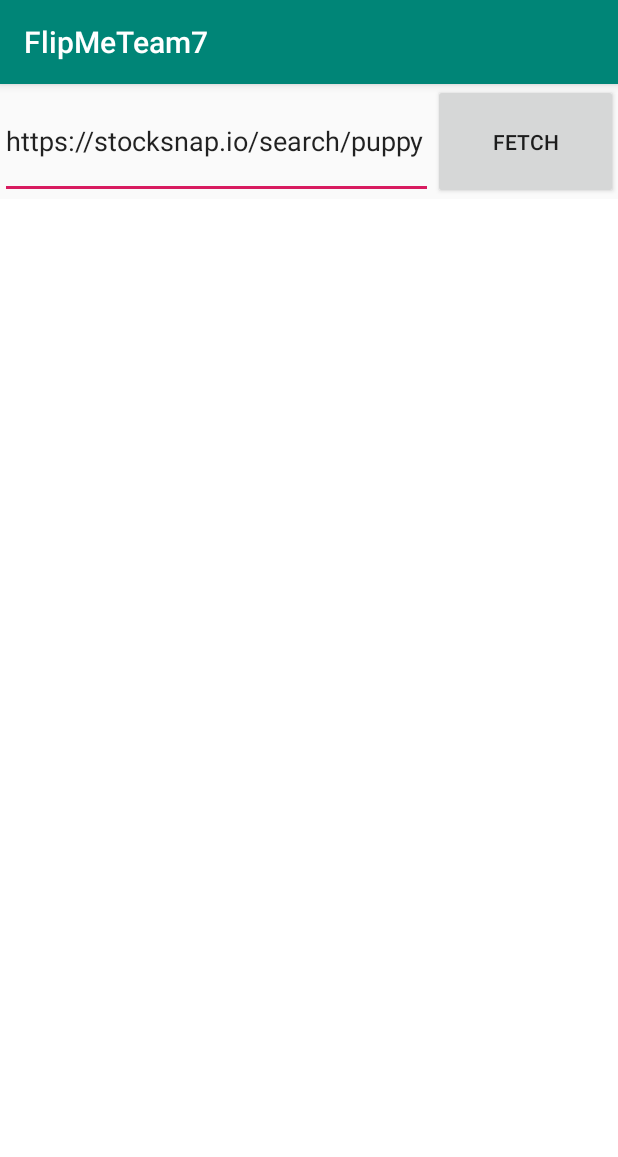
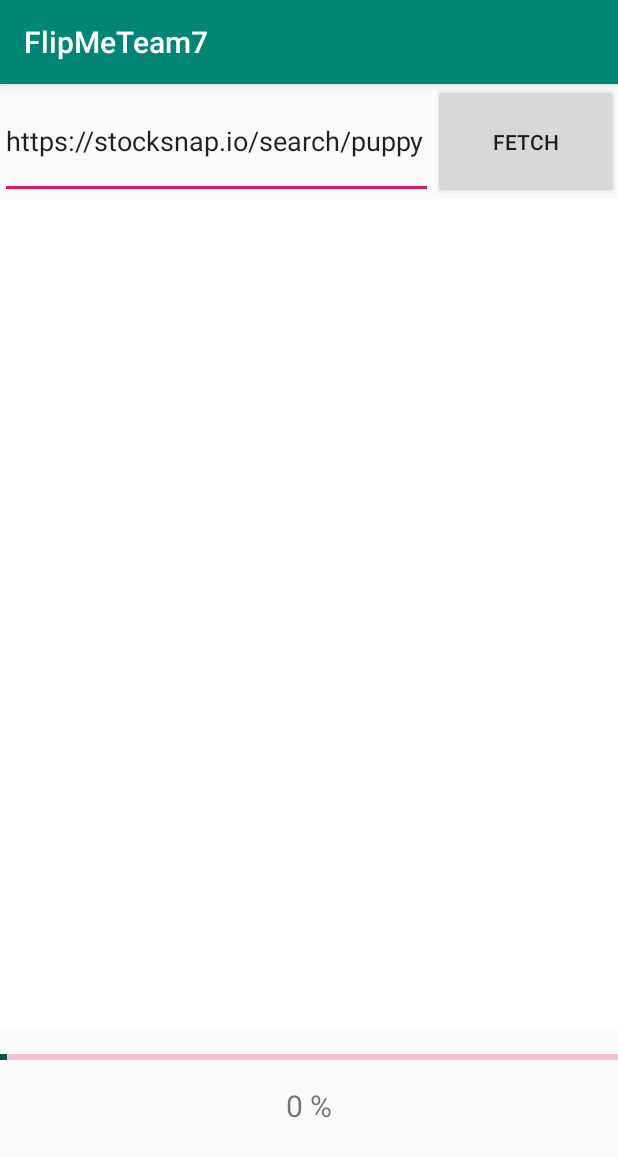
Before and after one commit to yeoweizheng/FlipMeTeam7, an Android app: the ChooseImageActivity screen opened directly, with no data from a screen before it, on a phone screen of 412 x 824 dp. Shown: the top 1157 px of the screen. Run offline under Robolectric (Android 15) with nearby library versions, the phone set to English and light mode, and no system bars.

Commit message:
ProgressBar

```diff
--- a/app/src/main/java/sg/edu/nus/flipmeteam7/ChooseImageActivity.java
+++ b/app/src/main/java/sg/edu/nus/flipmeteam7/ChooseImageActivity.java
@@ -13,6 +13,9 @@ import android.view.View;
 import android.widget.Button;
 import android.widget.EditText;
 import android.widget.ImageView;
+import android.widget.LinearLayout;
+import android.widget.ProgressBar;
+import android.widget.TextView;
 
 import java.util.HashMap;
 
@@ -22,6 +25,9 @@ public class ChooseImageActivity extends AppCompatActivity implements View.OnCli
     int imageViewNo, imageSelectedCount;
     FetchImageTask fetchImageTask;
     HashMap<Integer, Boolean> imageSelected;
+    private ProgressBar progressBar;
+    private TextView progressTextView;
+
 
     @Override
     protected void onCreate(Bundle savedInstanceState) {
@@ -31,6 +37,10 @@ public class ChooseImageActivity extends AppCompatActivity implements View.OnCli
         fetchButton.setOnClickListener(this);
         setImageOnClickListeners();
         imageSelected = new HashMap<Integer, Boolean>();
+        progressBar = findViewById(R.id.progress_bar);
+        progressBar.setVisibility(View.VISIBLE);
+        progressBar.setMax(100);
+        progressTextView = findViewById(R.id.progress_textview);
     }
 
     @Override
@@ -72,8 +82,15 @@ public class ChooseImageActivity extends AppCompatActivity implements View.OnCli
         ImageView imageView = (ImageView) findViewById(getResources().
                 getIdentifier("chooseImageView" + imageViewNo, "id", getPackageName()));
         imageView.setImageBitmap(bitmap);
+        int percentComplete = imageViewNo * 5;
+        progressBar.setProgress(percentComplete);
+        progressTextView.setText("Downloading.. " + percentComplete +" %");
         imageViewNo++;
     }
+
+
+
+
 
     void setImageOnClickListeners(){
         for(int i = 1; i <= NO_OF_IMAGES; i++){
--- a/app/src/main/res/layout/activity_choose_image.xml
+++ b/app/src/main/res/layout/activity_choose_image.xml
@@ -136,11 +136,12 @@
             app:layout_constraintTop_toBottomOf="@id/chooseImageLayout3"
             app:layout_constraintHeight_percent="0.2"
             android:orientation="horizontal">
+
             <ImageView
                 android:id="@+id/chooseImageView13"
                 style="@style/imageViewStyle"
-                app:srcCompat="@android:color/white"
-                />
+                app:srcCompat="@android:color/white" />
+
             <ImageView
                 android:id="@+id/chooseImageView14"
                 style="@style/imageViewStyle"
@@ -158,36 +159,65 @@
                 app:srcCompat="@android:color/white"
                 />
         </LinearLayout>
+
         <LinearLayout
             android:id="@+id/chooseImageLayout5"
             android:layout_width="match_parent"
             android:layout_height="0dp"
+            android:orientation="vertical"
+            app:layout_constraintHeight_percent="0.2"
             app:layout_constraintStart_toStartOf="parent"
-            app:layout_constraintTop_toBottomOf="@id/chooseImageLayout4"
-            app:layout_constraintHeight_percent="0.2"
-            android:orientation="horizontal">
+            app:layout_constraintTop_toBottomOf="@id/chooseImageLayout4">
+
             <ImageView
                 android:id="@+id/chooseImageView17"
                 style="@style/imageViewStyle"
-                app:srcCompat="@android:color/white"
-                />
+                app:srcCompat="@android:color/white" />
+
             <ImageView
                 android:id="@+id/chooseImageView18"
                 style="@style/imageViewStyle"
-                app:srcCompat="@android:color/white"
-                />
+                app:srcCompat="@android:color/white" />
+
             <ImageView
                 android:id="@+id/chooseImageView19"
                 style="@style/imageViewStyle"
-                app:srcCompat="@android:color/white"
-                />
+                app:srcCompat="@android:color/white" />
 
             <ImageView
                 android:id="@+id/chooseImageView20"
                 style="@style/imageViewStyle"
-                app:srcCompat="@android:color/white"
-                />
+                app:srcCompat="@android:color/white" />
+
+
+            <ProgressBar
+                android:id="@+id/progress_bar"
+                style="@android:style/Widget.Material.Light.ProgressBar.Horizontal"
+                android:layout_width="match_parent"
+                android:layout_height="37dp"
+                android:indeterminate="false"
+                android:max="100"
+                android:progress="1"
+                android:progressBackgroundTint="@color/colorAccent"
+                android:progressTint="@color/colorPrimaryDark"
+                tools:visibility="visible" />
+
+
+            <TextView
+                android:id="@+id/progress_textview"
+                android:layout_width="wrap_content"
+                android:layout_height="match_parent"
+                android:layout_above="@+id/progress_bar"
+                android:layout_centerHorizontal="true"
+                android:text="0 %"
+                android:layout_gravity="center_horizontal"
+                android:textSize="20sp"></TextView>
         </LinearLayout>
+
+
     </android.support.constraint.ConstraintLayout>
 
-</android.support.constraint.ConstraintLayout>
+
+
+
+    </android.support.constraint.ConstraintLayout>
```
